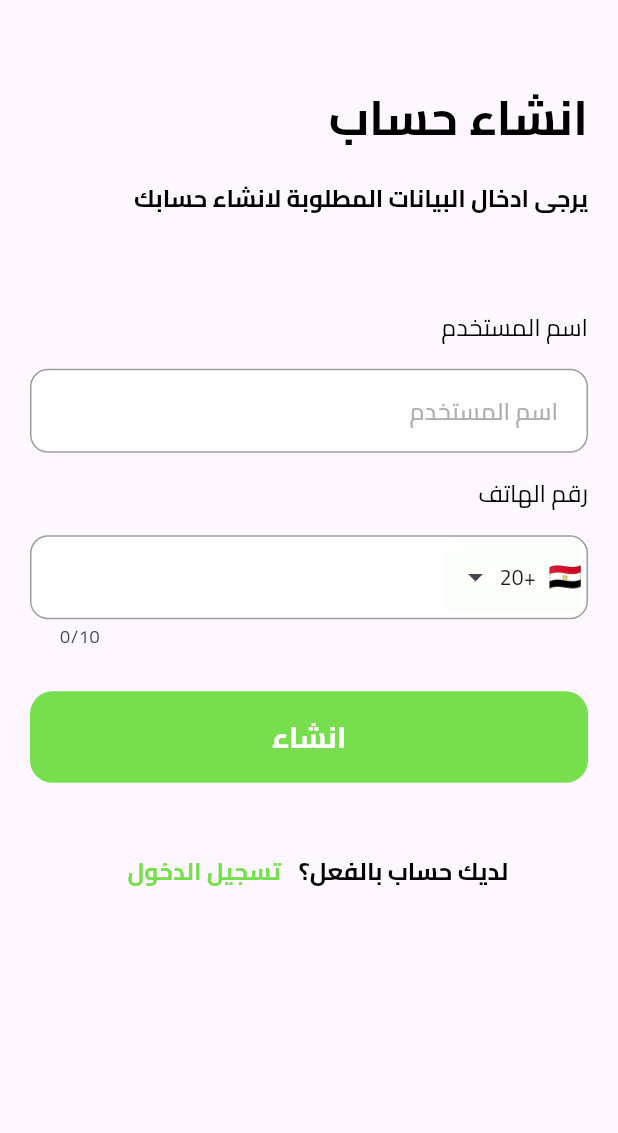
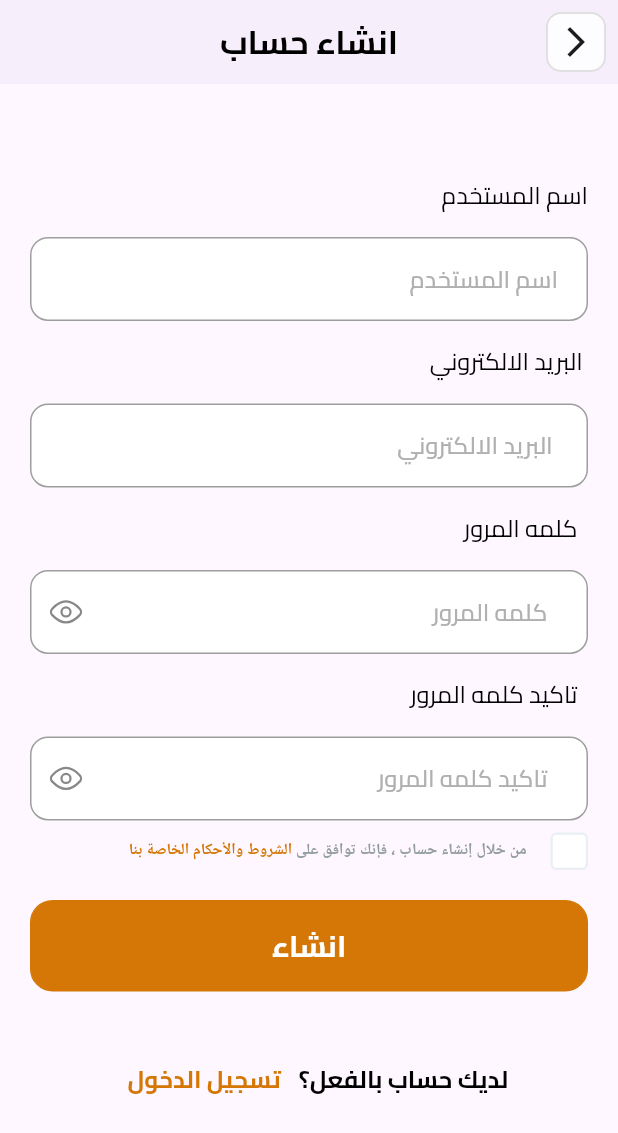
Before and after one commit to ahm22529/malap, a Flutter app: the screen it shows after launch, on a phone screen of 412 x 824 dp. Shown: the top 1133 px of the screen. Run offline on Flutter 3.47's test engine with Material 3 defaults, Android fonts, the phone set to English and light mode, and no system bars; drawn by our look-alikes of intl_phone_field, modal_progress_hud_nsn; our stand-ins replace awesome_notifications, bloc, cached_network_image, cloud_firestore, dartz, firebase_auth and 6 more; accounts and stored records are empty.

Commit message:
sing up cubit and update tost manager

```diff
--- /dev/null
+++ b/lib/component/custom_back_buttom.dart
@@ -0,0 +1,32 @@
+import 'package:flutter/material.dart';
+
+
+class CustomBackButtonWidget extends StatelessWidget {
+  final Color? color;
+  final double? size;
+  final double? width;
+  final double? height;
+  final Function? onTap;
+  const CustomBackButtonWidget(
+      {super.key, this.color, this.size, this.width, this.height, this.onTap});
+
+  @override
+  Widget build(BuildContext context) {
+    return InkWell(
+      onTap: () => onTap == null ? Navigator.pop(context) : onTap!(),
+      child: Container(
+        width: 40,
+        height: 40,
+        alignment: Alignment.center,
+        decoration: BoxDecoration(
+          border: Border.all(color: Colors.grey.shade300, width: 1.3),
+          color: color ?? Colors.white.withOpacity(.8),
+          borderRadius: BorderRadius.circular(10),
+        ),
+        child: const Icon(
+          Icons.arrow_back_ios_new,
+        ),
+      ),
+    );
+  }
+}
--- /dev/null
+++ b/lib/component/custom_check_box.dart
@@ -0,0 +1,50 @@
+import 'package:flutter/material.dart';
+import 'package:malab/core/utiles/app_color.dart';
+
+class CustomCheckbox extends StatelessWidget {
+  final bool value;
+  final ValueChanged<bool?> onChanged;
+
+  const CustomCheckbox({
+    super.key,
+    required this.value,
+    required this.onChanged,
+  });
+
+  @override
+  Widget build(BuildContext context) {
+    return GestureDetector(
+      onTap: () {
+        onChanged(!value);
+      },
+      child: Container(
+        width: 25.0,
+        padding: const EdgeInsets.all(2),
+        height: 25.0,
+        decoration: BoxDecoration(
+          color: value ? Colors.white : Colors.white,
+          border: Border.all(color: AppColor.bgGray, width: 1.5),
+          borderRadius: BorderRadius.circular(4.0),
+        ),
+        child: value
+            ? Container(
+                padding: const EdgeInsets.all(0),
+                decoration: BoxDecoration(
+                    color: AppColor.primaryColor,
+                    borderRadius: BorderRadius.circular(3)),
+                child: const Icon(
+                  Icons.done,
+                  size: 15,
+                  color: Colors.white,
+                ),
+              )
+            : Container(
+                padding: const EdgeInsets.all(16),
+                decoration: BoxDecoration(
+                    color: Colors.white,
+                    borderRadius: BorderRadius.circular(3)),
+              ),
+      ),
+    );
+  }
+}
--- a/lib/core/utiles/app_color.dart
+++ b/lib/core/utiles/app_color.dart
@@ -1,7 +1,7 @@
 import 'package:flutter/material.dart';
 
 class AppColor {
-  static const primaryColor = Color(0xFF77DF4D);
+  static const primaryColor = Color(0xFFD47706);
   static Color textInputBorderColor =
       const Color.fromRGBO(0, 0, 64, 0).withOpacity(0.25);
   static const Color bgGray = Color(0xffE9EFF5);
--- a/lib/core/utiles/app_styel.dart
+++ b/lib/core/utiles/app_styel.dart
@@ -6,6 +6,19 @@
     return TextStyle(
         fontSize: getResponsiveFontSize(context, fontSize: 24),
         fontWeight: FontWeight.w600,
+        color: Colors.white);
+  }
+
+  static TextStyle f19700(context) {
+    return TextStyle(
+        fontSize: getResponsiveFontSize(context, fontSize: 19),
+        fontWeight: FontWeight.w700,
+        color: Colors.white);
+  }
+   static TextStyle f13700(context) {
+    return TextStyle(
+        fontSize: getResponsiveFontSize(context, fontSize: 13),
+        fontWeight: FontWeight.w700,
         color: Colors.white);
   }
 }
--- a/lib/fetures/auth/domin/entity/user_entity.dart
+++ b/lib/fetures/auth/domin/entity/user_entity.dart
@@ -1,7 +1,7 @@
 class UserEntity {
   final String name;
-  final String phone;
+  final String email;
   final String uId;
 
-  UserEntity({required this.name, required this.phone, required this.uId});
+  UserEntity({required this.name, required this.email, required this.uId});
 }
--- a/lib/fetures/auth/prsention/manager/sing_up_cuibt/sing_up_cubit.dart
+++ b/lib/fetures/auth/prsention/manager/sing_up_cuibt/sing_up_cubit.dart
@@ -1,6 +1,8 @@
 import 'package:bloc/bloc.dart';
 import 'package:flutter/material.dart';
+import 'package:malab/component/tost_manager.dart';
 import 'package:malab/fetures/auth/data/repo/auth_repo_imp.dart';
+import 'package:malab/fetures/auth/domin/entity/user_entity.dart';
 import 'package:malab/fetures/auth/domin/repo/auth_repo.dart';
 import 'package:meta/meta.dart';
 
@@ -8,14 +10,31 @@ part 'sing_up_state.dart';
 
 class SingUpCubit extends Cubit<SingUpState> {
   SingUpCubit() : super(SingUpInitial());
+  GlobalKey<FormState> globalKey = GlobalKey();
+  bool isaceept = false;
   AuthRepo authRepo = AuthRepoImp();
   TextEditingController nameController = TextEditingController();
-  TextEditingController phoneNumberController = TextEditingController();
-  TextEditingController countryController = TextEditingController();
+  TextEditingController emailNumberController = TextEditingController();
+
+  TextEditingController passwordController = TextEditingController();
+  TextEditingController comfrimPasswordController = TextEditingController();
 
   void sendCode({required BuildContext context}) async {
-    emit(SingUpLoad());
-    final res = await authRepo.sendcode(context, "+201025252525");
-    res.fold((l) => emit(SingUpFail(l.message)), (r) => emit(SingUpSucess()));
+    if (globalKey.currentState!.validate()) {
+      if (isaceept) {
+        emit(SingUpLoad());
+        final res = await authRepo.createUserWithEmailAndPassword(
+          emailNumberController.text,
+          passwordController.text,
+          nameController.text,
+        );
+        res.fold((l) {
+          ToastManager.showError(context, l.message);
+          emit(SingUpFail(l.message));
+        }, (r) => emit(SingUpSucess(user: r)));
+      } else {
+        ToastManager.showError(context, "يرجى قبول الشروط والاحكام");
+      }
+    }
   }
 }
--- a/lib/fetures/auth/prsention/manager/sing_up_cuibt/sing_up_state.dart
+++ b/lib/fetures/auth/prsention/manager/sing_up_cuibt/sing_up_state.dart
@@ -8,7 +8,8 @@ final class SingUpInitial extends SingUpState {}
 final class SingUpLoad extends SingUpState {}
 
 final class SingUpSucess extends SingUpState {
-
+  UserEntity user;
+  SingUpSucess({required this.user});
 }
 
 final class SingUpFail extends SingUpState {
--- a/lib/fetures/auth/prsention/view/screen/sing_up_screen.dart
+++ b/lib/fetures/auth/prsention/view/screen/sing_up_screen.dart
@@ -1,10 +1,13 @@
 import 'package:flutter/material.dart';
 import 'package:flutter_bloc/flutter_bloc.dart';
+import 'package:malab/component/custom_back_buttom.dart';
 import 'package:malab/component/custom_button.dart';
 import 'package:malab/component/text_builder.dart';
 import 'package:malab/core/utiles/app_color.dart';
 import 'package:malab/core/utiles/app_styel.dart';
 import 'package:malab/fetures/auth/prsention/manager/sing_up_cuibt/sing_up_cubit.dart';
+import 'package:malab/fetures/auth/prsention/view/widget/trim_and_condtion.dart';
+import 'package:modal_progress_hud_nsn/modal_progress_hud_nsn.dart';
 
 class SingUpScreen extends StatelessWidget {
   const SingUpScreen({super.key});
@@ -14,65 +17,76 @@ class SingUpScreen extends StatelessWidget {
     return BlocProvider(
       create: (context) => SingUpCubit(),
       child: Scaffold(
+        appBar: AppBar(
+          leading: Padding(
+            padding: const EdgeInsets.all(8.0),
+            child: CustomBackButtonWidget(),
+          ),
+          elevation: 1,
+          centerTitle: true,
+          title: Text(
+            "انشاء حساب",
+            style: AppStyles.f19700(context)
+                .copyWith(color: Colors.black, fontSize: 22),
+          ),
+        ),
         body: BlocConsumer<SingUpCubit, SingUpState>(
           listener: (context, state) {
             // TODO: implement listener
           },
           builder: (context, state) {
-            if (state is SingUpLoad) {
-              return const Center(
-                child: CircularProgressIndicator(),
-              );
-            } else if (state is SingUpFail) {
-              return Center(
-                child: Text(state.message),
-              );
-            } else {
-              return Padding(
+            return ModalProgressHUD(
+              inAsyncCall: state is SingUpLoad,
+              child: Padding(
                 padding: const EdgeInsets.symmetric(horizontal: 20.0),
                 child: SingleChildScrollView(
+                  child: Form(
+                    key: context.read<SingUpCubit>().globalKey,
                     child: Column(
                       crossAxisAlignment: CrossAxisAlignment.start,
                       children: [
                         SizedBox(
                           height: MediaQuery.of(context).size.height / 15,
                         ),
-                      Text(
-                        "انشاء حساب",
-                        style: AppStyles.f24600(context)
-                            .copyWith(color: Colors.black, fontSize: 32),
-                      ),
-                      const SizedBox(height: 20),
-                      Text(
-                        "يرجى ادخال البيانات المطلوبة لانشاء حسابك",
-                        style: AppStyles.f24600(context)
-                            .copyWith(color: Colors.black, fontSize: 16),
-                      ),
-                      SizedBox(
-                        height: MediaQuery.of(context).size.height / 15,
-                      ),
-                      const TextFieldBuilder(
+                        TextFieldBuilder(
+                          controller:
+                              context.read<SingUpCubit>().nameController,
                           title: "اسم المستخدم",
                         ),
-                      const TextFieldBuilder(
-                        title: "رقم الهاتف",
-                        isPhone: true,
+                        TextFieldBuilder(
+                          controller:
+                              context.read<SingUpCubit>().emailNumberController,
+                          title: " البريد الالكتروني",
                         ),
-                      SizedBox(
-                        height: 20,
+                        TextFieldBuilder(
+                          controller:
+                              context.read<SingUpCubit>().passwordController,
+                          isPassword: true,
+                          title: "  كلمه المرور",
                         ),
+                        TextFieldBuilder(
+                          controller: context
+                              .read<SingUpCubit>()
+                              .comfrimPasswordController,
+                          isPassword: true,
+                          title: "  تاكيد كلمه المرور",
+                        ),
+                        TermsAndConditionsWidget(
+                          onChanged: (v) {
+                            context.read<SingUpCubit>().isaceept = v ?? false;
+                          },
+                        ),
+                        SizedBox(height: 20),
                         CustomButton(
                           text: "انشاء",
                           onTap: () {
                             context
                                 .read<SingUpCubit>()
                                 .sendCode(context: context);
-                          }),
-                      SizedBox(
-                        height: 35,
+                          },
                         ),
+                        SizedBox(height: 35),
                         Row(
-                        crossAxisAlignment: CrossAxisAlignment.center,
                           mainAxisAlignment: MainAxisAlignment.center,
                           children: [
                             Text(
@@ -90,14 +104,13 @@ class SingUpScreen extends StatelessWidget {
                             ),
                           ],
                         ),
-                      SizedBox(
-                        height: 20,
-                      )
+                        SizedBox(height: 20),
                       ],
                     ),
                   ),
+                ),
+              ),
             );
-            }
           },
         ),
       ),
--- /dev/null
+++ b/lib/fetures/auth/prsention/view/widget/trim_and_condtion.dart
@@ -0,0 +1,82 @@
+import 'package:flutter/material.dart';
+import 'package:flutter_bloc/flutter_bloc.dart';
+import 'package:malab/component/custom_check_box.dart';
+
+import 'package:malab/core/utiles/app_color.dart';
+import 'package:malab/core/utiles/app_styel.dart';
+import 'package:malab/fetures/auth/prsention/manager/sing_up_cuibt/sing_up_cubit.dart';
+
+class TermsAndConditionsWidget extends StatefulWidget {
+  const TermsAndConditionsWidget({
+    super.key,
+    required this.onChanged,
+  });
+
+  final void Function(bool?) onChanged;
+  @override
+  State<TermsAndConditionsWidget> createState() =>
+      _TermsAndConditionsWidgetState();
+}
+
+class _TermsAndConditionsWidgetState extends State<TermsAndConditionsWidget> {
+  @override
+  Widget build(BuildContext context) {
+    return Row(
+      children: [
+        BlocProvider(
+          create: (context) => SingUpCubit(),
+          child: CustomCheckbox(
+            onChanged: (v) {
+              widget.onChanged(v);
+              setState(() {});
+            },
+            value: context.read<SingUpCubit>().isaceept,
+          ),
+        ),
+        const SizedBox(
+          width: 16,
+        ),
+        Expanded(
+          child: Text.rich(
+            TextSpan(
+              children: [
+                TextSpan(
+                  text: 'من خلال إنشاء حساب ، فإنك توافق على ',
+                  style: AppStyles.f13700(context).copyWith(
+                    color: const Color(0xFF949D9E),
+                  ),
+                ),
+                TextSpan(
+                  text: 'الشروط والأحكام',
+                  style: AppStyles.f13700(context).copyWith(
+                    color: AppColor.primaryColor,
+                  ),
+                ),
+                TextSpan(
+                  text: ' ',
+                  style: AppStyles.f13700(context),
+                ),
+                TextSpan(
+                  text: 'الخاصة',
+                  style: AppStyles.f13700(context).copyWith(
+                    color: AppColor.primaryColor,
+                  ),
+                ),
+                TextSpan(
+                  text: ' ',
+                  style: AppStyles.f13700(context),
+                ),
+                TextSpan(
+                  text: 'بنا',
+                  style: AppStyles.f13700(context)
+                      .copyWith(color: AppColor.primaryColor),
+                ),
+              ],
+            ),
+            textAlign: TextAlign.right,
+          ),
+        )
+      ],
+    );
+  }
+}
--- a/lib/fetures/splash/presention/view/screen/splash_screen.dart
+++ b/lib/fetures/splash/presention/view/screen/splash_screen.dart
@@ -1,5 +1,6 @@
 import 'package:flutter/material.dart';
 import 'package:lottie/lottie.dart';
+import 'package:malab/fetures/auth/prsention/view/screen/sing_up_screen.dart';
 import 'package:malab/fetures/onbording/presenention/view/screen/onbording_screen.dart';
 
 class SplashScreen extends StatelessWidget {
@@ -16,8 +17,7 @@ class SplashScreen extends StatelessWidget {
             Future.delayed(composition.duration, () {
               Navigator.pushReplacement(
                 context,
-                MaterialPageRoute(
-                    builder: (context) => const OnbordingScreen()),
+                MaterialPageRoute(builder: (context) => const SingUpScreen()),
               );
             });
           },
--- a/lib/main.dart
+++ b/lib/main.dart
@@ -35,7 +35,7 @@ class Malab extends StatelessWidget {
         GlobalWidgetsLocalizations.delegate,
         GlobalCupertinoLocalizations.delegate,
       ],
-      home: const SingUpScreen(),
+      home: const SplashScreen(),
     );
   }
 }
--- a/pubspec.yaml
+++ b/pubspec.yaml
@@ -44,6 +44,7 @@ dependencies:
   flutter_svg: ^2.1.0
   intl_phone_field: ^3.2.0
   lottie: ^3.2.0
+  modal_progress_hud_nsn: ^0.5.1
   pin_code_fields: ^8.0.1
 
 dev_dependencies:
```
Also changed, not shown: lib/component/tost_manager.dart (+43 -32 lines), lib/core/services/fire_base_auth_services/fire_base_aut_ser.dart (+73 -2 lines), lib/fetures/auth/data/repo/auth_repo_imp.dart (+55 -1 lines), lib/fetures/auth/domin/repo/auth_repo.dart (+7 -0 lines), pubspec.lock. Lines whose indentation alone changed are shown as unchanged.
